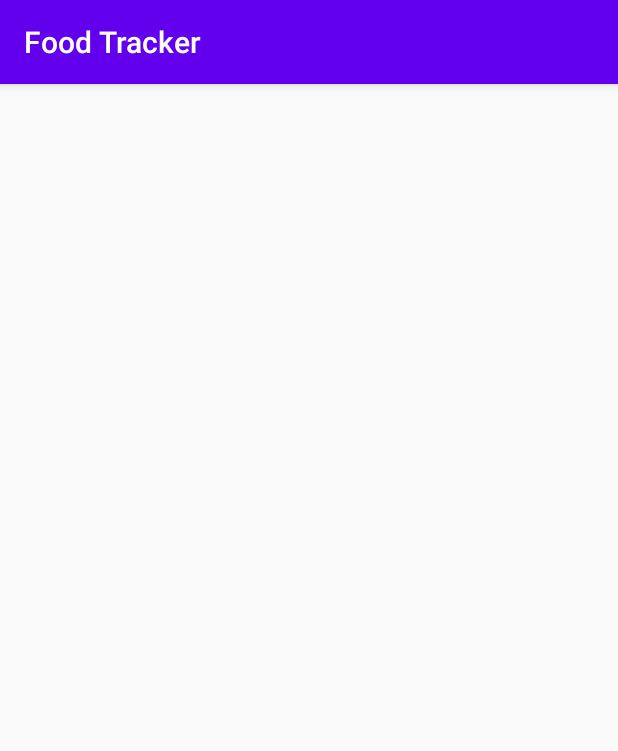
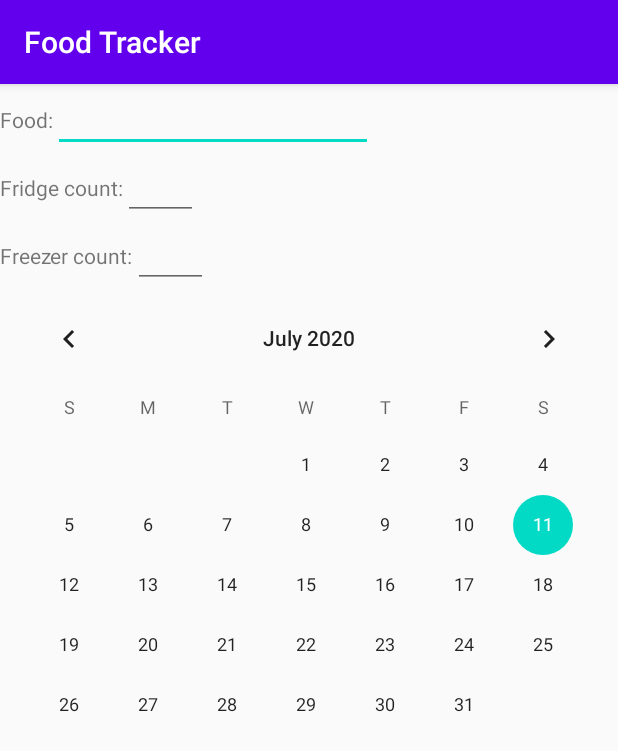
Before and after one commit to DevinDow/FoodTracker, an Android app: the FoodActivity screen opened directly, with no data from a screen before it, on a phone screen of 412 x 824 dp. Shown: the top 751 px of the screen. Run offline under Robolectric (Android 15) with nearby library versions, the phone set to English and light mode, and no system bars.

Commit message:
FoodActivity layout

```diff
--- a/app/src/main/res/layout/activity_food.xml
+++ b/app/src/main/res/layout/activity_food.xml
@@ -1,9 +1,72 @@
 <?xml version="1.0" encoding="utf-8"?>
-<androidx.constraintlayout.widget.ConstraintLayout xmlns:android="http://schemas.android.com/apk/res/android"
+<LinearLayout xmlns:android="http://schemas.android.com/apk/res/android"
     xmlns:app="http://schemas.android.com/apk/res-auto"
     xmlns:tools="http://schemas.android.com/tools"
     android:layout_width="match_parent"
-    android:layout_height="match_parent"
+    android:layout_height="wrap_content"
+    android:orientation="vertical"
     tools:context=".FoodActivity">
 
-</androidx.constraintlayout.widget.ConstraintLayout>
+    <LinearLayout
+        android:layout_width="match_parent"
+        android:layout_height="match_parent"
+        android:orientation="horizontal">
+
+        <TextView
+            android:id="@+id/textName"
+            android:layout_width="wrap_content"
+            android:layout_height="wrap_content"
+            android:text="Food:" />
+
+        <EditText
+            android:id="@+id/editName"
+            android:layout_width="wrap_content"
+            android:layout_height="wrap_content"
+            android:ems="10"
+            android:inputType="textPersonName" />
+    </LinearLayout>
+
+    <LinearLayout
+        android:layout_width="match_parent"
+        android:layout_height="match_parent"
+        android:orientation="horizontal">
+
+        <TextView
+            android:id="@+id/textFridge"
+            android:layout_width="wrap_content"
+            android:layout_height="wrap_content"
+            android:text="Fridge count:" />
+
+        <EditText
+            android:id="@+id/editFridge"
+            android:layout_width="50dp"
+            android:layout_height="wrap_content"
+            android:ems="10"
+            android:inputType="number" />
+    </LinearLayout>
+
+    <LinearLayout
+        android:layout_width="match_parent"
+        android:layout_height="match_parent"
+        android:orientation="horizontal">
+
+        <TextView
+            android:id="@+id/textFreezer"
+            android:layout_width="wrap_content"
+            android:layout_height="wrap_content"
+            android:text="Freezer count:" />
+
+        <EditText
+            android:id="@+id/editFreezer"
+            android:layout_width="50dp"
+            android:layout_height="wrap_content"
+            android:ems="10"
+            android:inputType="number" />
+    </LinearLayout>
+
+    <CalendarView
+        android:id="@+id/calendarView"
+        android:layout_width="match_parent"
+        android:layout_height="wrap_content" />
+
+</LinearLayout>
```
